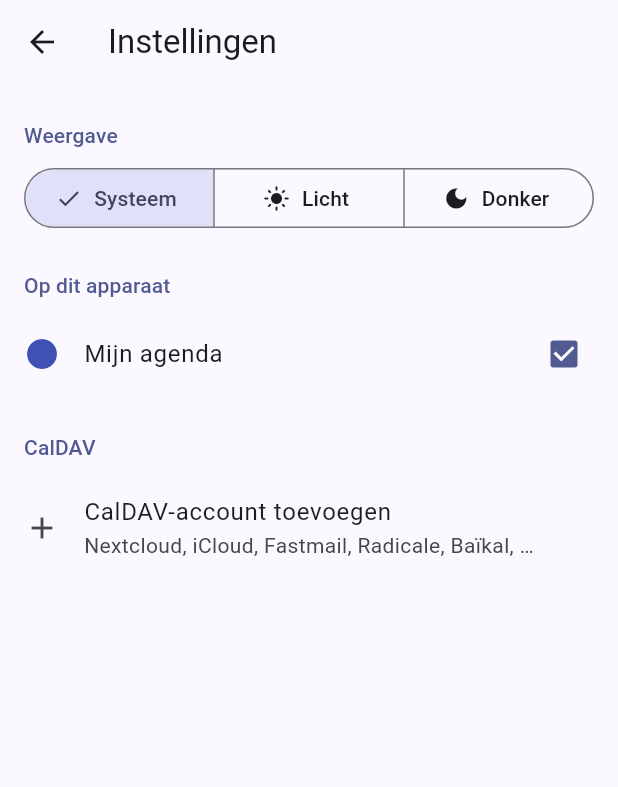
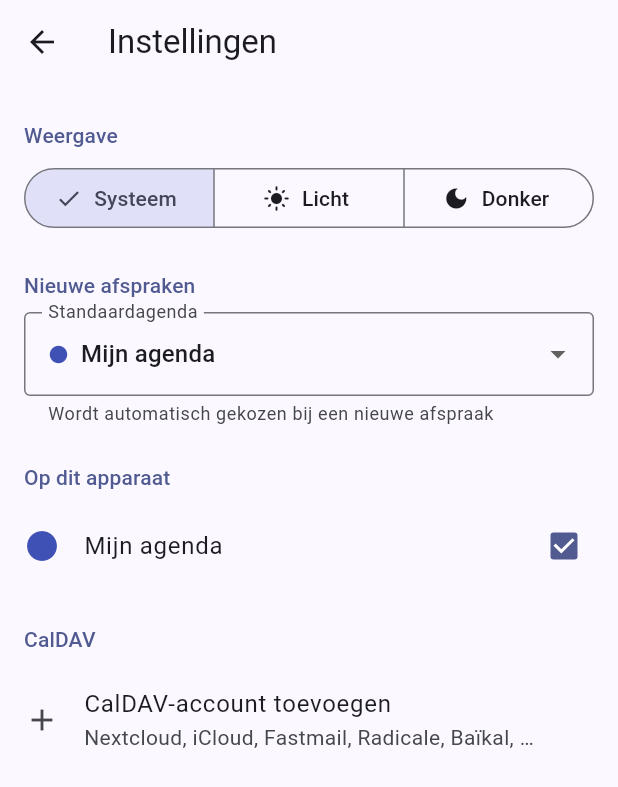
Before and after one commit to Hidde-Balestra/Agenda, a Flutter app: the screen it shows after launch, after a tap on the "settings" icon, on a phone screen of 412 x 824 dp. Shown: the top 787 px of the screen. Run offline on Flutter 3.47's test engine with Material 3 defaults, Android fonts, the phone set to English and light mode, and no system bars; our stand-ins replace flutter_secure_storage, shared_preferences, table_calendar.

Commit message:
Standaardagenda instelbaar voor nieuwe afspraken
- Instellingen > Nieuwe afspraken > Standaardagenda (alleen beschrijfbare
  agenda's); wordt onthouden en valt terug op de eerste beschrijfbare
  agenda als de gekozen agenda verdwijnt
- Fix: een nieuwe afspraak die na 23:00 werd aangemaakt kwam op de
  volgende dag terecht
- Versie 1.0.2

Co-Authored-By: Claude Opus 5.5 <noreply@anthropic.com>

```diff
--- a/lib/screens/event_editor_screen.dart
+++ b/lib/screens/event_editor_screen.dart
@@ -62,11 +62,11 @@ class _EventEditorScreenState extends State<EventEditorScreen> {
     } else {
       final now = DateTime.now();
       final d = widget.initialDay;
-      _start = DateTime(d.year, d.month, d.day, now.hour + 1);
+      // Next full hour, but never past 23:00 so the event stays on the chosen day.
+      _start = DateTime(d.year, d.month, d.day, now.hour < 23 ? now.hour + 1 : 23);
       _end = _start.add(const Duration(hours: 1));
       _allDay = false;
-      final writable = agenda.writableCalendars;
-      _calendarId = writable.isEmpty ? localCalendarId : writable.first.id;
+      _calendarId = agenda.defaultCalendar.id;
       _repeat = RepeatFrequency.none;
       _hasCustomRule = false;
     }
--- a/lib/screens/settings_screen.dart
+++ b/lib/screens/settings_screen.dart
@@ -9,6 +9,9 @@ import 'account_screen.dart';
 
 class SettingsScreen extends StatelessWidget {
   const SettingsScreen({super.key});
+
+  static String _accountName(AgendaController agenda, String? accountId) =>
+      agenda.accounts.where((a) => a.id == accountId).firstOrNull?.name ?? '';
 
   Future<void> _confirmRemove(BuildContext context, DavAccount account) async {
     final confirmed = await showDialog<bool>(
@@ -67,6 +70,41 @@ class SettingsScreen extends StatelessWidget {
               onSelectionChanged: (s) => settings.setThemeMode(s.first),
             ),
           ),
+          header('Nieuwe afspraken'),
+          Padding(
+            padding: const EdgeInsets.symmetric(horizontal: 16),
+            child: DropdownButtonFormField<String>(
+              // Rebuild when the effective default changes (e.g. account removed).
+              key: ValueKey('default-${agenda.defaultCalendar.id}'),
+              initialValue: agenda.defaultCalendar.id,
+              isExpanded: true,
+              decoration: const InputDecoration(
+                labelText: 'Standaardagenda',
+                helperText: 'Wordt automatisch gekozen bij een nieuwe afspraak',
+              ),
+              items: [
+                for (final c in agenda.writableCalendars)
+                  DropdownMenuItem(
+                    value: c.id,
+                    child: Row(
+                      children: [
+                        Icon(Icons.circle, size: 14, color: Color(c.colorValue)),
+                        const SizedBox(width: 8),
+                        Flexible(
+                          child: Text(
+                            c.isLocal ? c.name : '${c.name} · ${_accountName(agenda, c.accountId)}',
+                            overflow: TextOverflow.ellipsis,
+                          ),
+                        ),
+                      ],
+                    ),
+                  ),
+              ],
+              onChanged: (id) {
+                if (id != null) agenda.setDefaultCalendar(id);
+              },
+            ),
+          ),
           header('Op dit apparaat'),
           ...calendarTiles(null),
           for (final account in agenda.accounts) ...[
--- a/lib/state/agenda_controller.dart
+++ b/lib/state/agenda_controller.dart
@@ -55,6 +55,7 @@ class AgendaController extends ChangeNotifier {
   static const _accountsKey = 'agenda.accounts';
   static const _calendarsKey = 'agenda.calendars';
   static const _eventsKey = 'agenda.events';
+  static const _defaultCalendarKey = 'agenda.defaultCalendar';
   static const _uuid = Uuid();
 
   final KeyValueStore _store;
@@ -70,11 +71,21 @@ class AgendaController extends ChangeNotifier {
   bool _syncing = false;
   String? _lastError;
   DateTime? _lastSync;
+  String? _defaultCalendarId;
 
   List<DavAccount> get accounts => List.unmodifiable(_accounts);
   List<CalendarInfo> get calendars => List.unmodifiable(_calendars);
   List<CalendarEvent> get events => List.unmodifiable(_events);
   List<CalendarInfo> get writableCalendars => _calendars.where((c) => !c.readOnly).toList();
+
+  /// Calendar preselected for new events: the user's choice if it still
+  /// exists and is writable, otherwise the first writable calendar.
+  CalendarInfo get defaultCalendar {
+    final writable = writableCalendars;
+    return writable.where((c) => c.id == _defaultCalendarId).firstOrNull ??
+        writable.firstOrNull ??
+        calendarById(localCalendarId)!;
+  }
   bool get syncing => _syncing;
   String? get lastError => _lastError;
   DateTime? get lastSync => _lastSync;
@@ -98,6 +109,7 @@ class AgendaController extends ChangeNotifier {
     _accounts = decode(await _store.read(_accountsKey), DavAccount.fromJson);
     _calendars = decode(await _store.read(_calendarsKey), CalendarInfo.fromJson);
     _events = decode(await _store.read(_eventsKey), CalendarEvent.fromJson);
+    _defaultCalendarId = await _store.read(_defaultCalendarKey);
 
     if (calendarById(localCalendarId) == null) {
       _calendars.insert(
@@ -233,6 +245,15 @@ class AgendaController extends ChangeNotifier {
     }
     await _persistEvents();
     _invalidate();
+  }
+
+  Future<void> setDefaultCalendar(String calendarId) async {
+    final calendar = calendarById(calendarId);
+    if (calendar == null) throw StateError('Onbekende agenda $calendarId');
+    if (calendar.readOnly) throw StateError('Alleen-lezen-agenda kan geen standaard zijn');
+    _defaultCalendarId = calendarId;
+    notifyListeners();
+    await _store.write(_defaultCalendarKey, calendarId);
   }
 
   Future<void> setCalendarVisible(String calendarId, bool visible) async {
--- a/pubspec.yaml
+++ b/pubspec.yaml
@@ -16,7 +16,7 @@ publish_to: 'none' # Remove this line if you wish to publish to pub.dev
 # https://developer.apple.com/library/archive/documentation/General/Reference/InfoPlistKeyReference/Articles/CoreFoundationKeys.html
 # In Windows, build-name is used as the major, minor, and patch parts
 # of the product and file versions while build-number is used as the build suffix.
-version: 1.0.1+2
+version: 1.0.2+3
 
 environment:
   sdk: ^3.11.4
```
Also changed, not shown: 3 other files.
